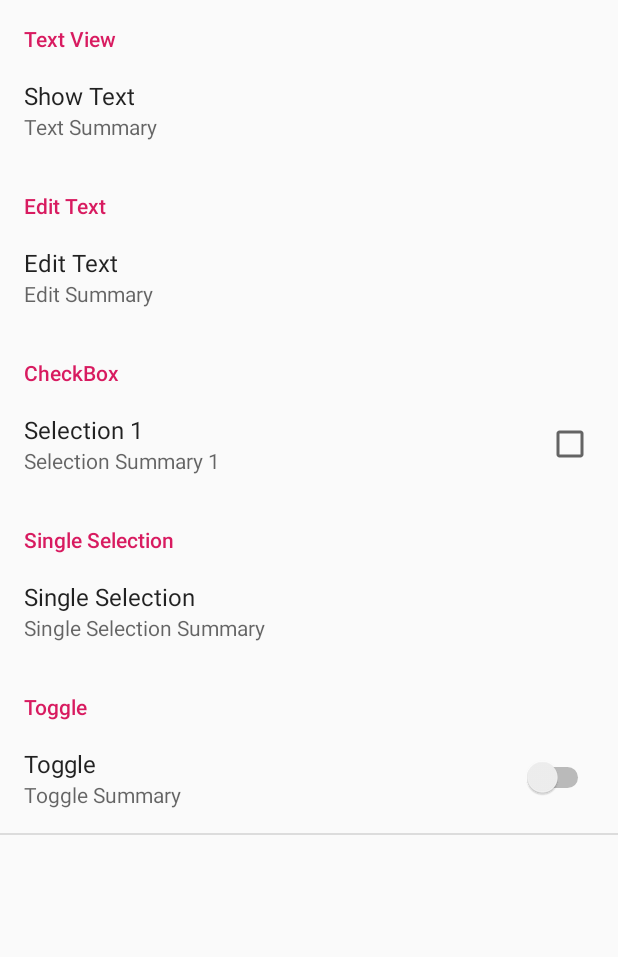
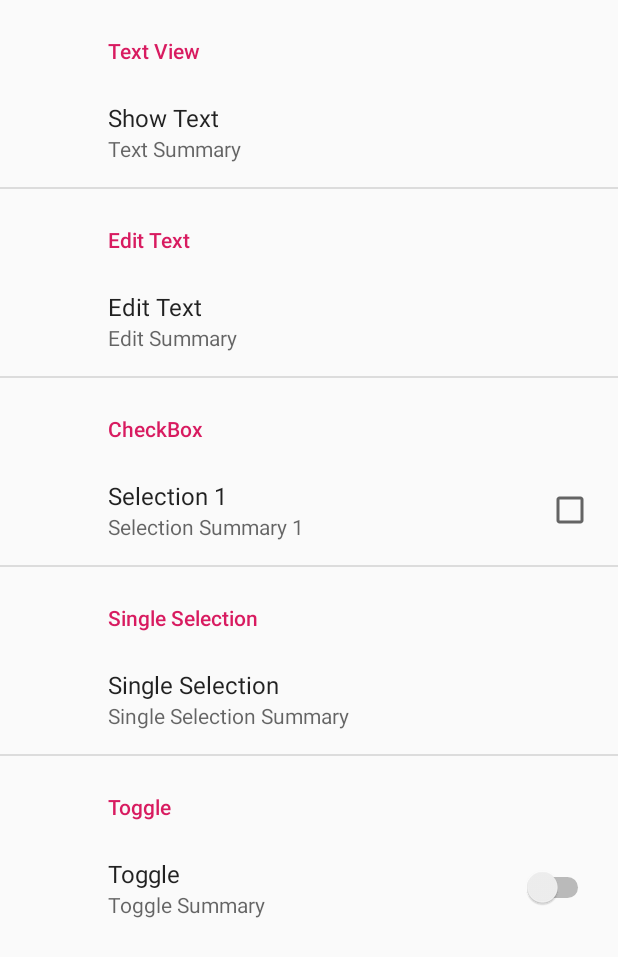
Before and after one commit to KimiBai/AndroidPreference, an Android app: the SettingActivity screen opened directly, with no data from a screen before it, on a phone screen of 412 x 824 dp. Shown: the top 957 px of the screen. Run offline under Robolectric (Android 15) with nearby library versions, the phone set to English and light mode, and no system bars; our stand-ins replace androidx.preference.

```diff
--- a/app/build.gradle
+++ b/app/build.gradle
@@ -22,6 +22,8 @@ dependencies {
     implementation fileTree(dir: 'libs', include: ['*.jar'])
     implementation 'com.android.support:appcompat-v7:28.0.0'
     implementation 'com.android.support.constraint:constraint-layout:1.1.3'
+    implementation 'com.android.support:preference-v7:28.0.0'
+    implementation 'com.android.support:preference-v14:28.0.0'
     testImplementation 'junit:junit:4.12'
     androidTestImplementation 'com.android.support.test:runner:1.0.2'
     androidTestImplementation 'com.android.support.test.espresso:espresso-core:3.0.2'
--- /dev/null
+++ b/app/src/main/java/com/example/preferenceapplication/PreferFragment.java
@@ -0,0 +1,87 @@
+package com.example.preferenceapplication;
+
+import android.os.Bundle;
+import android.support.v14.preference.SwitchPreference;
+import android.support.v7.preference.CheckBoxPreference;
+import android.support.v7.preference.EditTextPreference;
+import android.support.v7.preference.ListPreference;
+import android.support.v7.preference.Preference;
+import android.support.v7.preference.PreferenceFragmentCompat;
+import android.util.Log;
+
+public class PreferFragment extends PreferenceFragmentCompat implements
+        Preference.OnPreferenceChangeListener, Preference.OnPreferenceClickListener {
+
+    private final String TAG = getClass().getSimpleName();
+
+    private Preference mTv;
+    private EditTextPreference mEt;
+    private CheckBoxPreference mCb;
+    private ListPreference mList;
+    private SwitchPreference mSwitch;
+
+    public PreferFragment() {
+    }
+
+    @Override
+    public void onCreatePreferences(Bundle bundle, String s) {
+        addPreferencesFromResource(R.xml.preference);
+
+        mTv = findPreference("preference");
+        mEt = (EditTextPreference) findPreference("edittext_preference");
+        mCb = (CheckBoxPreference) findPreference("checkbox_preference_1");
+        mList = (ListPreference) findPreference("list_preference");
+        mSwitch = (SwitchPreference) findPreference("switch_preference");
+
+        mTv.setOnPreferenceClickListener(this);
+        mEt.setOnPreferenceChangeListener(this);
+        mCb.setOnPreferenceChangeListener(this);
+        mList.setOnPreferenceClickListener(this);
+        mList.setOnPreferenceChangeListener(this);
+        mSwitch.setOnPreferenceChangeListener(this);
+    }
+
+    @Override
+    public boolean onPreferenceChange(Preference preference, Object o) {
+        switch (preference.getKey()) {
+            case "switch_preference":
+                Log.d(TAG, "switch_preference preference changed");
+                mSwitch.setSummary(String.valueOf(o));
+                break;
+            case "checkbox_preference_1":
+                Log.d(TAG, "checkbox_preference_1 preference changed");
+                mCb.setSummary(String.valueOf(o));
+                break;
+            case "edittext_preference":
+                Log.d(TAG, "edit text preference changed");
+                mEt.setSummary(String.valueOf(o));
+                break;
+            case "list_preference":
+                ListPreference list = (ListPreference) preference;
+                CharSequence entry = list.getEntry();
+                mList.setSummary(entry.toString());
+            default:
+                Log.d(TAG, "None preference changed");
+                break;
+        }
+        return true;
+    }
+
+    @Override
+    public boolean onPreferenceClick(Preference preference) {
+        switch (preference.getKey()) {
+            case "preference":
+                Log.d(TAG, "preference clicked");
+                break;
+
+            case "list_preference":
+                Log.d(TAG, "list_preference clicked");
+                break;
+
+            default:
+                Log.d(TAG, "None preference clicked");
+                break;
+        }
+        return false;
+    }
+}
--- a/app/src/main/java/com/example/preferenceapplication/SettingActivity.java
+++ b/app/src/main/java/com/example/preferenceapplication/SettingActivity.java
@@ -1,79 +1,15 @@
 package com.example.preferenceapplication;
 
 import android.os.Bundle;
-import android.preference.CheckBoxPreference;
-import android.preference.EditTextPreference;
-import android.preference.ListPreference;
-import android.preference.Preference;
-import android.preference.PreferenceActivity;
-import android.preference.SwitchPreference;
-import android.util.Log;
+import android.support.v4.app.FragmentActivity;
 
-public class SettingActivity extends PreferenceActivity implements
-        Preference.OnPreferenceChangeListener, Preference.OnPreferenceClickListener {
+public class SettingActivity extends FragmentActivity {
 
     private final String TAG = getClass().getSimpleName();
-    private Preference mTv;
-    private EditTextPreference mEt;
-    private CheckBoxPreference mCb;
-    private ListPreference mList;
-    private SwitchPreference mSwitch;
 
     @Override
     protected void onCreate(Bundle savedInstanceState) {
         super.onCreate(savedInstanceState);
-        addPreferencesFromResource(R.xml.preference);
-
-        mTv = findPreference("preference");
-        mEt = (EditTextPreference) findPreference("edittext_preference");
-        mCb = (CheckBoxPreference) findPreference("checkbox_preference_1");
-        mList = (ListPreference) findPreference("list_preference");
-        mSwitch = (SwitchPreference) findPreference("switch_preference");
-
-        mTv.setOnPreferenceClickListener(this);
-        mEt.setOnPreferenceChangeListener(this);
-        mCb.setOnPreferenceChangeListener(this);
-        mList.setOnPreferenceClickListener(this);
-        mSwitch.setOnPreferenceChangeListener(this);
-    }
-
-    @Override
-    public boolean onPreferenceChange(Preference preference, Object newValue) {
-        switch (preference.getKey()) {
-            case "switch_preference":
-                Log.d(TAG, "switch_preference preference changed");
-                mSwitch.setSummary(String.valueOf(newValue));
-                break;
-            case "checkbox_preference_1":
-                Log.d(TAG, "checkbox_preference_1 preference changed");
-                mCb.setSummary(String.valueOf(newValue));
-                break;
-            case "edittext_preference":
-                Log.d(TAG, "edit text preference changed");
-                mEt.setSummary(String.valueOf(newValue));
-                break;
-            default:
-                Log.d(TAG, "None preference changed");
-                break;
-        }
-        return true;
-    }
-
-    @Override
-    public boolean onPreferenceClick(Preference preference) {
-        switch (preference.getKey()) {
-            case "preference":
-                Log.d(TAG, "preference clicked");
-                break;
-
-            case "list_preference":
-                Log.d(TAG, "list_preference clicked");
-                break;
-
-            default:
-                Log.d(TAG, "None preference clicked");
-                break;
-        }
-        return false;
+        setContentView(R.layout.activity_setting);
     }
 }
--- /dev/null
+++ b/app/src/main/res/layout/activity_setting.xml
@@ -0,0 +1,12 @@
+<?xml version="1.0" encoding="utf-8"?>
+<LinearLayout xmlns:android="http://schemas.android.com/apk/res/android"
+    android:layout_width="match_parent"
+    android:layout_height="match_parent">
+
+    <fragment
+        android:id="@+id/preference_fragment"
+        android:layout_width="match_parent"
+        android:layout_height="match_parent"
+        android:name="com.example.preferenceapplication.PreferFragment" />
+
+</LinearLayout>
```
